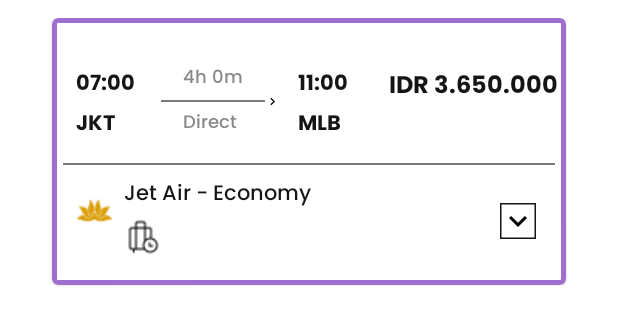
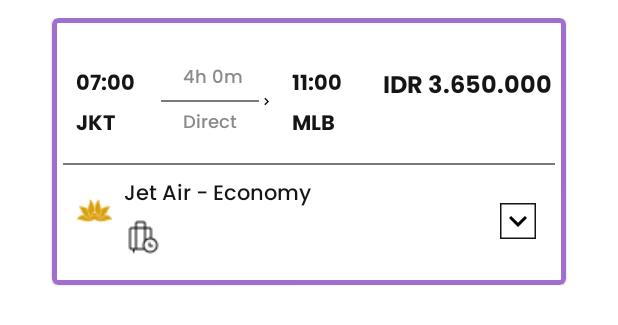
Before and after one commit to TerbangIn/AND-Tiketku, an Android app: the layout item_result_ticket.xml on its own in the app's theme, with its tools: preview values and no code run, on a phone screen of 412 x 824 dp. Shown: the top 325 px of the screen. Run offline under Robolectric (Android 15) with nearby library versions, the phone set to English and light mode, and no system bars.

Commit message:
Update all id layout and Fix Bug

```diff
--- a/app/src/main/res/layout/item_result_ticket.xml
+++ b/app/src/main/res/layout/item_result_ticket.xml
@@ -26,7 +26,7 @@
                 android:layout_marginStart="16dp"
                 android:layout_marginTop="12dp"
                 android:fontFamily="@font/poppins_bold"
-                android:text="07:00"
+                android:text="@string/tv__07_00"
                 android:textColor="@color/neutral05"
                 android:textSize="14sp"
                 app:layout_constraintStart_toStartOf="parent"
@@ -39,7 +39,7 @@
                 android:layout_marginStart="16dp"
                 android:layout_marginTop="2dp"
                 android:fontFamily="@font/poppins_bold"
-                android:text="JKT"
+                android:text="@string/tv_jkt"
                 android:textColor="@color/neutral05"
                 android:textSize="14sp"
                 app:layout_constraintStart_toStartOf="parent"
@@ -52,7 +52,7 @@
                 android:layout_marginStart="32dp"
                 android:layout_marginTop="10dp"
                 android:fontFamily="@font/poppins_medium"
-                android:text="4h 0m"
+                android:text="@string/tv__4h_0m"
                 android:textColor="@color/neutral03"
                 android:textSize="12sp"
                 app:layout_constraintStart_toEndOf="@id/tv_departure"
@@ -60,7 +60,7 @@
 
             <com.google.android.material.divider.MaterialDivider
                 android:id="@+id/md_outline"
-                android:layout_width="69dp"
+                android:layout_width="65dp"
                 android:layout_height="1dp"
                 android:layout_marginStart="17dp"
                 android:layout_marginTop="4dp"
@@ -84,7 +84,7 @@
                 android:layout_marginStart="32dp"
                 android:layout_marginTop="4dp"
                 android:fontFamily="@font/poppins_medium"
-                android:text="Direct"
+                android:text="@string/tv_direct"
                 android:textColor="@color/neutral03"
                 android:textSize="12sp"
                 app:layout_constraintStart_toEndOf="@id/tv_departure"
@@ -97,7 +97,7 @@
                 android:layout_marginStart="12dp"
                 android:layout_marginTop="12dp"
                 android:fontFamily="@font/poppins_bold"
-                android:text="11:00"
+                android:text="@string/tv__11_00"
                 android:textColor="@color/neutral05"
                 android:textSize="14sp"
                 app:layout_constraintStart_toEndOf="@id/ic_sign_right"
@@ -110,7 +110,7 @@
                 android:layout_marginStart="12dp"
                 android:layout_marginTop="2dp"
                 android:fontFamily="@font/poppins_bold"
-                android:text="MLB"
+                android:text="@string/tv_mlb"
                 android:textColor="@color/neutral05"
                 android:textSize="14sp"
                 app:layout_constraintStart_toEndOf="@id/ic_sign_right"
--- a/app/src/main/res/values/strings.xml
+++ b/app/src/main/res/values/strings.xml
@@ -145,7 +145,7 @@
     <string name="btn_account">Account</string>
 
     <string name="tv_booking_biodata">Booking Biodata</string>
-    <string name="tv_booking_personal_data">Booking Persoal Data</string>
+    <string name="tv_booking_personal_data">Booking Personal Data</string>
     <string name="tv_got_family_name">Got a Family Name</string>
     <string name="tv_family_name">Family Name</string>
 
@@ -198,6 +198,12 @@
     <string name="tv_2_passengers">2 Passengers</string>
     <string name="tv__20_maret_14_04">20 Maret, 14:04</string>
     <string name="tv_jet_air_economy">Jet Air - Economy</string>
+    <string name="tv_mlb">MLB</string>
+    <string name="tv__11_00">11:00</string>
+    <string name="tv_direct">Direct</string>
+    <string name="tv__4h_0m">4h 0m</string>
+    <string name="tv_jkt">JKT</string>
+    <string name="tv__07_00">07:00</string>
 
     <string-array name="tv_online_payment">
         <item>Gopay</item>
```
